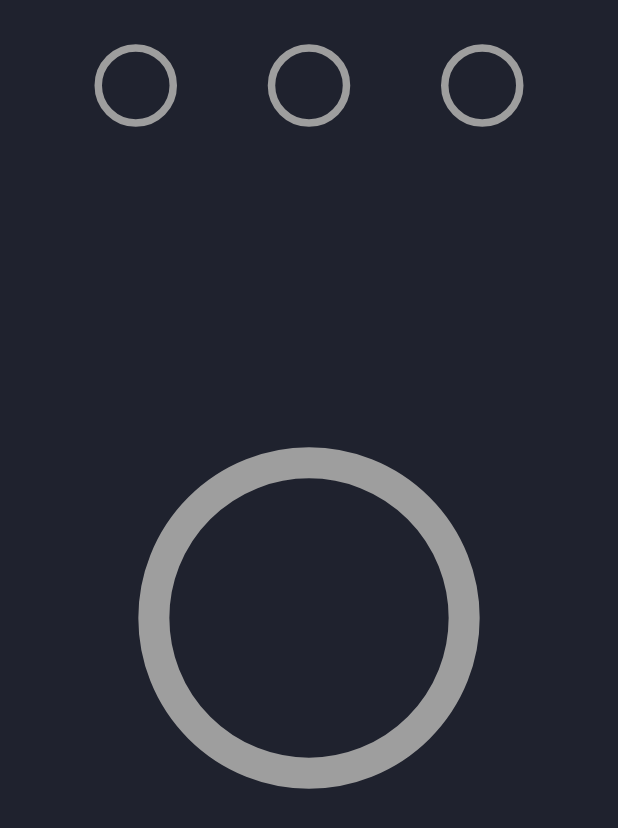
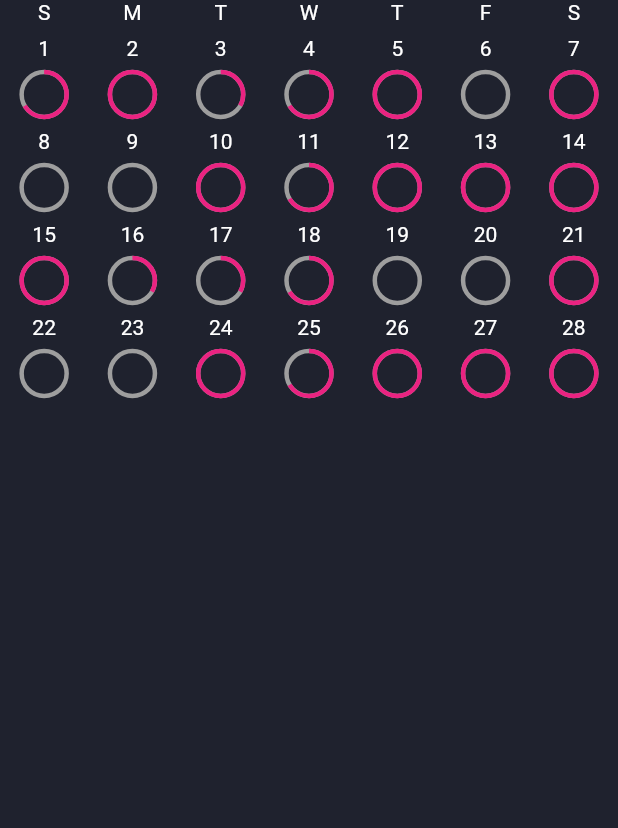
Before and after one commit to aelavell/DailyPractice, a Flutter app: the screen it shows after launch, on a phone screen of 412 x 824 dp. Shown: the top 828 px of the screen. Run offline on Flutter 3.47's test engine with Material 2 defaults, Android fonts, the phone set to English and light mode, and no system bars.

Commit message:
[ui] initial attempt at coding something resembling a calendar

```diff
--- /dev/null
+++ b/lib/Calendar.dart
@@ -0,0 +1,141 @@
+import 'package:flutter/material.dart';
+import 'AccomplishmentCircle.dart';
+
+class Calendar extends StatelessWidget {
+  @override
+  Widget build(BuildContext context) {
+    return Center(
+      child: Column(
+        children: [
+          Row(
+            children: <Widget>[
+              Expanded(child: Center(child: Text('S'))),
+              Expanded(child: Center(child: Text('M'))),
+              Expanded(child: Center(child: Text('T'))),
+              Expanded(child: Center(child: Text('W'))),
+              Expanded(child: Center(child: Text('T'))),
+              Expanded(child: Center(child: Text('F'))),
+              Expanded(child: Center(child: Text('S')))
+            ],
+          ),
+          Padding(
+            padding: const EdgeInsets.only(top: 8.0),
+            child: Row(
+              children: <Widget>[
+                Expanded(child: Center(child: Text('1'))),
+                Expanded(child: Center(child: Text('2'))),
+                Expanded(child: Center(child: Text('3'))),
+                Expanded(child: Center(child: Text('4'))),
+                Expanded(child: Center(child: Text('5'))),
+                Expanded(child: Center(child: Text('6'))),
+                Expanded(child: Center(child: Text('7')))
+              ],
+            ),
+          ),
+          Padding(
+            padding: const EdgeInsets.only(top: 8.0),
+            child: Row(
+              children: <Widget>[
+                Expanded(child: Center(child: AccomplishmentCircle(value: 0.666, width: 30, height: 30))),
+                Expanded(child: Center(child: AccomplishmentCircle(value: 1.0, width: 30, height: 30))),
+                Expanded(child: Center(child: AccomplishmentCircle(value: 0.333, width: 30, height: 30))),
+                Expanded(child: Center(child: AccomplishmentCircle(value: 0.666, width: 30, height: 30))),
+                Expanded(child: Center(child: AccomplishmentCircle(value: 1.0, width: 30, height: 30))),
+                Expanded(child: Center(child: AccomplishmentCircle(value: 0.0, width: 30, height: 30))),
+                Expanded(child: Center(child: AccomplishmentCircle(value: 1.0, width: 30, height: 30))),
+
+              ],
+            ),
+          ),
+          Padding(
+            padding: const EdgeInsets.only(top: 8.0),
+            child: Row(
+              children: <Widget>[
+                Expanded(child: Center(child: Text('8'))),
+                Expanded(child: Center(child: Text('9'))),
+                Expanded(child: Center(child: Text('10'))),
+                Expanded(child: Center(child: Text('11'))),
+                Expanded(child: Center(child: Text('12'))),
+                Expanded(child: Center(child: Text('13'))),
+                Expanded(child: Center(child: Text('14')))
+              ],
+            ),
+          ),
+          Padding(
+            padding: const EdgeInsets.only(top: 8.0),
+            child: Row(
+              children: <Widget>[
+                Expanded(child: Center(child: AccomplishmentCircle(value: 0.0, width: 30, height: 30))),
+                Expanded(child: Center(child: AccomplishmentCircle(value: 0.0, width: 30, height: 30))),
+                Expanded(child: Center(child: AccomplishmentCircle(value: 1.0, width: 30, height: 30))),
+                Expanded(child: Center(child: AccomplishmentCircle(value: 0.666, width: 30, height: 30))),
+                Expanded(child: Center(child: AccomplishmentCircle(value: 1.0, width: 30, height: 30))),
+                Expanded(child: Center(child: AccomplishmentCircle(value: 1.0, width: 30, height: 30))),
+                Expanded(child: Center(child: AccomplishmentCircle(value: 1.0, width: 30, height: 30))),
+
+              ],
+            ),
+          ),
+          Padding(
+            padding: const EdgeInsets.only(top: 8.0),
+            child: Row(
+              children: <Widget>[
+                Expanded(child: Center(child: Text('15'))),
+                Expanded(child: Center(child: Text('16'))),
+                Expanded(child: Center(child: Text('17'))),
+                Expanded(child: Center(child: Text('18'))),
+                Expanded(child: Center(child: Text('19'))),
+                Expanded(child: Center(child: Text('20'))),
+                Expanded(child: Center(child: Text('21')))
+              ],
+            ),
+          ),
+          Padding(
+            padding: const EdgeInsets.only(top: 8.0),
+            child: Row(
+              children: <Widget>[
+                Expanded(child: Center(child: AccomplishmentCircle(value: 1.0, width: 30, height: 30))),
+                Expanded(child: Center(child: AccomplishmentCircle(value: 0.333, width: 30, height: 30))),
+                Expanded(child: Center(child: AccomplishmentCircle(value: 0.333, width: 30, height: 30))),
+                Expanded(child: Center(child: AccomplishmentCircle(value: 0.666, width: 30, height: 30))),
+                Expanded(child: Center(child: AccomplishmentCircle(value: 0.0, width: 30, height: 30))),
+                Expanded(child: Center(child: AccomplishmentCircle(value: 0.0, width: 30, height: 30))),
+                Expanded(child: Center(child: AccomplishmentCircle(value: 1.0, width: 30, height: 30))),
+
+              ],
+            ),
+          ),
+          Padding(
+            padding: const EdgeInsets.only(top: 8.0),
+            child: Row(
+              children: <Widget>[
+                Expanded(child: Center(child: Text('22'))),
+                Expanded(child: Center(child: Text('23'))),
+                Expanded(child: Center(child: Text('24'))),
+                Expanded(child: Center(child: Text('25'))),
+                Expanded(child: Center(child: Text('26'))),
+                Expanded(child: Center(child: Text('27'))),
+                Expanded(child: Center(child: Text('28')))
+              ],
+            ),
+          ),
+          Padding(
+            padding: const EdgeInsets.only(top: 8.0),
+            child: Row(
+              children: <Widget>[
+                Expanded(child: Center(child: AccomplishmentCircle(value: 0.0, width: 30, height: 30))),
+                Expanded(child: Center(child: AccomplishmentCircle(value: 0.0, width: 30, height: 30))),
+                Expanded(child: Center(child: AccomplishmentCircle(value: 1.0, width: 30, height: 30))),
+                Expanded(child: Center(child: AccomplishmentCircle(value: 0.666, width: 30, height: 30))),
+                Expanded(child: Center(child: AccomplishmentCircle(value: 1.0, width: 30, height: 30))),
+                Expanded(child: Center(child: AccomplishmentCircle(value: 1.0, width: 30, height: 30))),
+                Expanded(child: Center(child: AccomplishmentCircle(value: 1.0, width: 30, height: 30))),
+
+              ],
+            ),
+          ),
+        ]
+      ),
+    );
+  }
+}
--- /dev/null
+++ b/lib/CalendarScreen.dart
@@ -0,0 +1,10 @@
+import 'package:flutter/material.dart';
+
+import 'Calendar.dart';
+
+class CalendarScreen extends StatelessWidget {
+  @override
+  Widget build(BuildContext context) {
+    return Center(child: Calendar());
+  }
+}
--- /dev/null
+++ b/lib/CircleScreen.dart
@@ -0,0 +1,39 @@
+import 'package:flutter/material.dart';
+import 'package:provider/provider.dart';
+import 'AccomplishmentCircle.dart';
+import 'Counter.dart';
+import 'AccomplishmentControl.dart';
+
+class CircleScreen extends StatelessWidget {
+  @override
+  Widget build(BuildContext context) {
+    return Stack(children: <Widget>[
+         Padding(
+           padding: const EdgeInsets.only(top: 32.0),
+           child: Consumer<Counter>(
+              builder: (context, counter, child) => Row(children: <Widget>[
+                AccomplishmentCircle(value: counter.value >= 1 ? 1.0 : 0.0, width: 50, height: 50,),
+                AccomplishmentCircle(value: counter.value >= 2 ? 1.0 : 0.0, width: 50, height: 50,),
+                AccomplishmentCircle(value: counter.value >= 3 ? 1.0 : 0.0, width: 50, height: 50,),
+              ],
+            mainAxisAlignment: MainAxisAlignment.spaceEvenly,
+            ),
+           ),
+         ),
+         AccomplishmentControl(),
+
+         Align(
+          alignment: Alignment.bottomCenter,
+          child: Padding(
+             padding: const EdgeInsets.only(bottom: 64.0),
+             child: Consumer<Counter>(
+               builder: (context, counter, child) => GestureDetector(
+                 onTap: () => Provider.of<Counter>(context, listen: false).reset(),
+                 child: Text(counter.value >= 3 ? "Reset" : "", textScaleFactor: 2.0)
+               ),
+             )
+           ),
+         )
+       ],);
+  }
+}
--- a/lib/DailyPracticeApp.dart
+++ b/lib/DailyPracticeApp.dart
@@ -1,10 +1,7 @@
-import 'package:DailyPractice/AccomplishmentCircle.dart';
 import 'package:flutter/material.dart';
 import 'package:flutter/cupertino.dart';
-import 'AccomplishmentControl.dart';
-import 'AccomplishedAnimation.dart';
-import 'package:provider/provider.dart';
-import 'Counter.dart';
+import 'CircleScreen.dart';
+import 'CalendarScreen.dart';
 
 class DailyPracticeApp extends StatelessWidget {
  @override
@@ -17,36 +14,7 @@ class DailyPracticeApp extends StatelessWidget {
         textTheme: Typography.whiteCupertino
       ),
      home: Scaffold(
-       body: Stack(children: <Widget>[
-         Padding(
-           padding: const EdgeInsets.only(top: 32.0),
-           child: Consumer<Counter>(
-              builder: (context, counter, child) => Row(children: <Widget>[
-                AccomplishmentCircle(value: counter.value >= 1 ? 1.0 : 0.0, width: 50, height: 50,),
-                AccomplishmentCircle(value: counter.value >= 2 ? 1.0 : 0.0, width: 50, height: 50,),
-                AccomplishmentCircle(value: counter.value >= 3 ? 1.0 : 0.0, width: 50, height: 50,),
-              ],
-            mainAxisAlignment: MainAxisAlignment.spaceEvenly,
-            ),
-           ),
-         ),
-         AccomplishmentControl(),
-
-         Align(
-          alignment: Alignment.bottomCenter,
-          child: Padding(
-             padding: const EdgeInsets.only(bottom: 64.0),
-             child: Consumer<Counter>(
-               builder: (context, counter, child) => GestureDetector(
-                 onTap: () => Provider.of<Counter>(context, listen: false).reset(),
-                 child: Text(counter.value >= 3 ? "Reset" : "", textScaleFactor: 2.0)
-               ),
-             )
-           ),
-         )
-       ],)
-
-
+       body: CalendarScreen()
      ),
    );
  }
```
Also changed, not shown: 1 other file.
